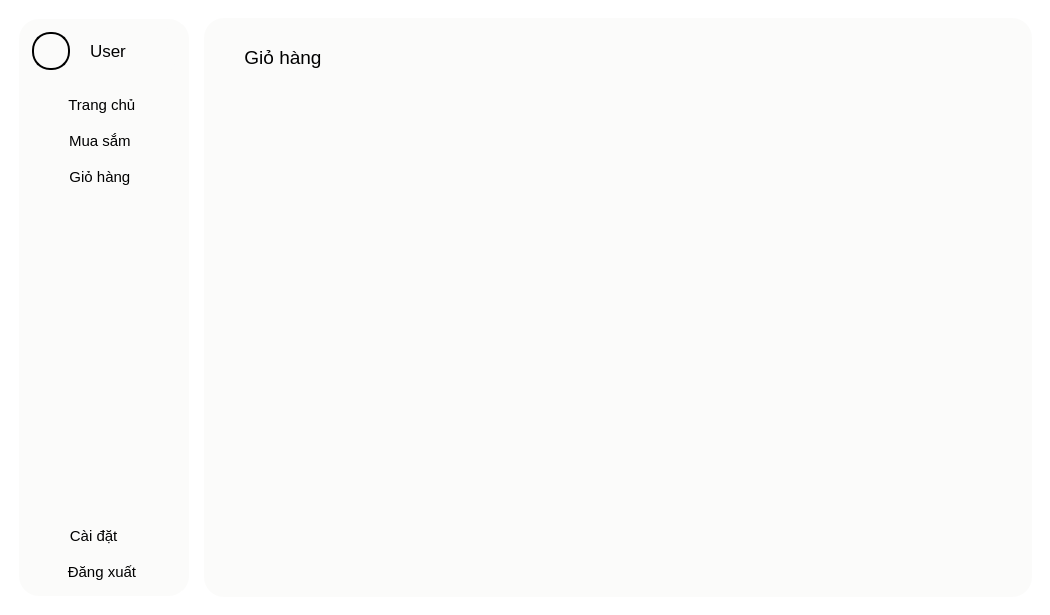
Above: SPCK/GUI/user.ui from MaiNgocChau9/Python-App-Instance before the change. Below: the same form after it.
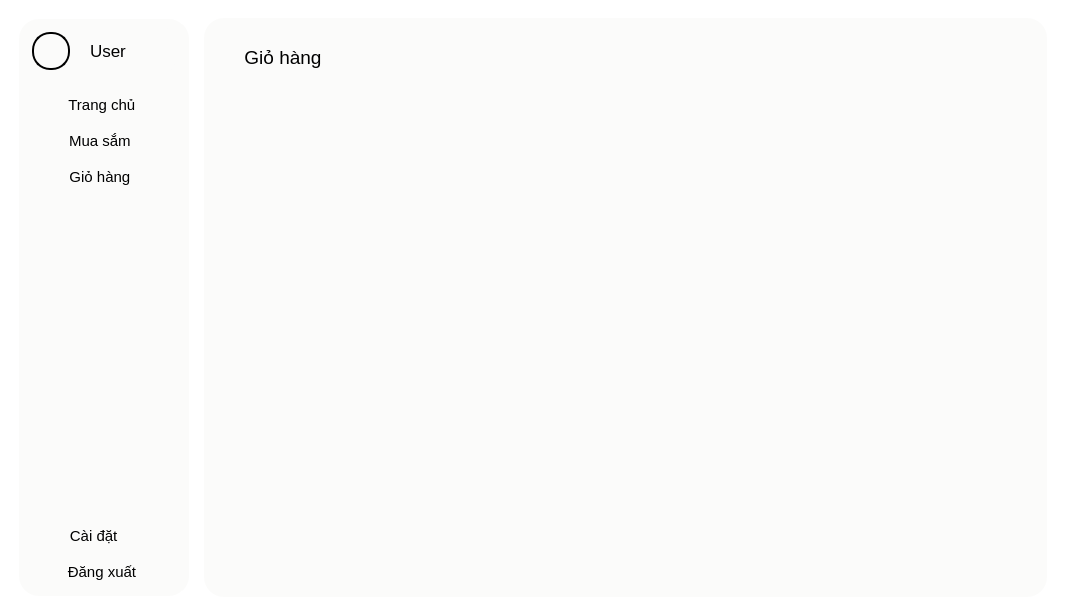
That is the form after the change. Icons and pictures are not drawn.

```diff
--- a/SPCK/GUI/user.ui
+++ b/SPCK/GUI/user.ui
@@ -6,7 +6,7 @@
    <rect>
     <x>0</x>
     <y>0</y>
-    <width>1050</width>
+    <width>1065</width>
     <height>615</height>
    </rect>
   </property>
@@ -815,6 +815,10 @@
            </item>
            <item>
             <widget class="QWidget" name="widget_7" native="true">
+             <property name="styleSheet">
+              <string notr="true">border: 0px;
+border-radius: 0px;</string>
+             </property>
              <layout class="QVBoxLayout" name="verticalLayout">
               <item>
                <widget class="QFrame" name="frame_3">
```
